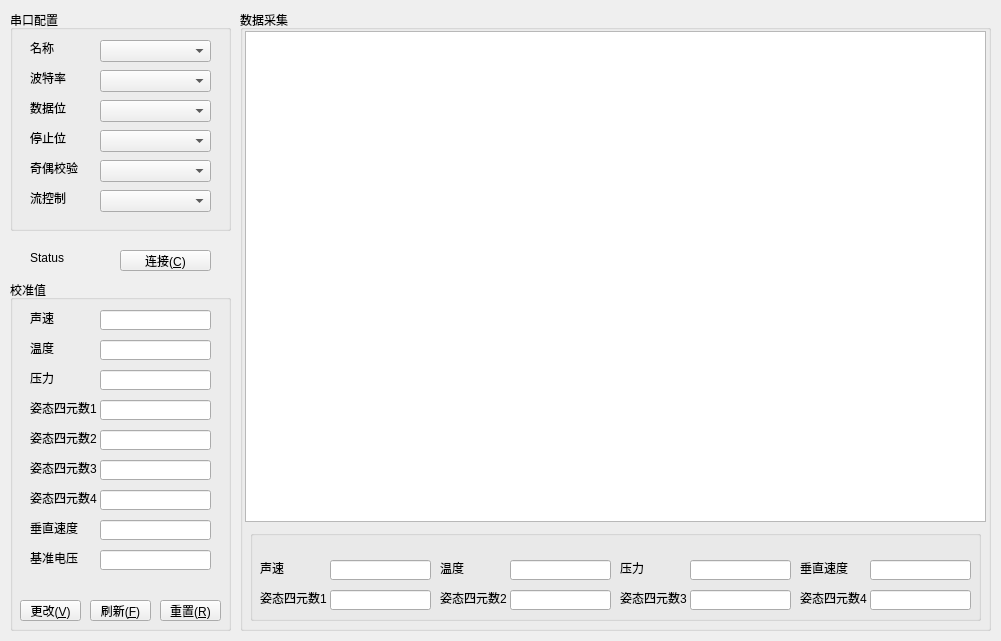
Before: the Qt Designer form mainwindow.ui in ListeningDeath/Speedometer, drawn with Qt 5.
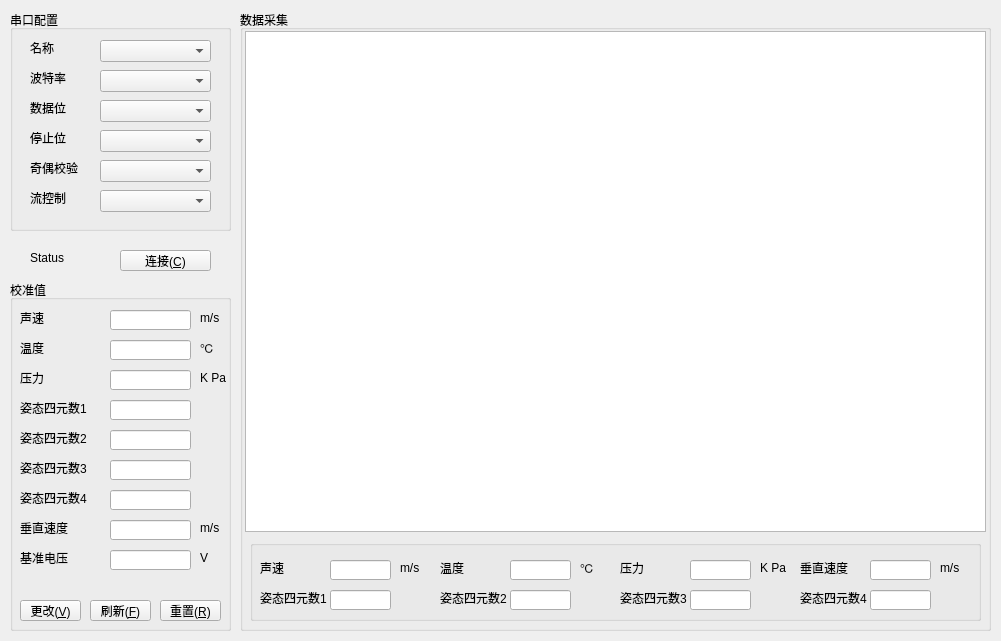
After: the same form once the commit is applied. Icons and pictures are not drawn. Custom widgets are drawn as their Qt base class.

Commit message: UI调整，加入单位标签

The edit to the form file:
```diff
--- a/mainwindow.ui
+++ b/mainwindow.ui
@@ -184,7 +184,7 @@
     <widget class="QLabel" name="lblCaliSoundSpeed">
      <property name="geometry">
       <rect>
-       <x>20</x>
+       <x>10</x>
        <y>30</y>
        <width>31</width>
        <height>16</height>
@@ -197,9 +197,9 @@
     <widget class="QLineEdit" name="txtCaliSoundSpeed">
      <property name="geometry">
       <rect>
-       <x>90</x>
+       <x>100</x>
        <y>30</y>
-       <width>111</width>
+       <width>81</width>
        <height>20</height>
       </rect>
      </property>
@@ -207,9 +207,9 @@
     <widget class="QLineEdit" name="txtCaliTemperature">
      <property name="geometry">
       <rect>
-       <x>90</x>
+       <x>100</x>
        <y>60</y>
-       <width>111</width>
+       <width>81</width>
        <height>20</height>
       </rect>
      </property>
@@ -217,7 +217,7 @@
     <widget class="QLabel" name="lblCaliTemperature">
      <property name="geometry">
       <rect>
-       <x>20</x>
+       <x>10</x>
        <y>60</y>
        <width>31</width>
        <height>16</height>
@@ -230,9 +230,9 @@
     <widget class="QLineEdit" name="txtCaliPressure">
      <property name="geometry">
       <rect>
-       <x>90</x>
+       <x>100</x>
        <y>90</y>
-       <width>111</width>
+       <width>81</width>
        <height>20</height>
       </rect>
      </property>
@@ -240,7 +240,7 @@
     <widget class="QLabel" name="lblCaliPressure">
      <property name="geometry">
       <rect>
-       <x>20</x>
+       <x>10</x>
        <y>90</y>
        <width>31</width>
        <height>16</height>
@@ -253,9 +253,9 @@
     <widget class="QLineEdit" name="txtCaliQuat1">
      <property name="geometry">
       <rect>
-       <x>90</x>
+       <x>100</x>
        <y>120</y>
-       <width>111</width>
+       <width>81</width>
        <height>20</height>
       </rect>
      </property>
@@ -263,7 +263,7 @@
     <widget class="QLabel" name="lblCaliQuat1">
      <property name="geometry">
       <rect>
-       <x>20</x>
+       <x>10</x>
        <y>120</y>
        <width>71</width>
        <height>16</height>
@@ -276,9 +276,9 @@
     <widget class="QLineEdit" name="txtCaliQuat2">
      <property name="geometry">
       <rect>
-       <x>90</x>
+       <x>100</x>
        <y>150</y>
-       <width>111</width>
+       <width>81</width>
        <height>20</height>
       </rect>
      </property>
@@ -286,7 +286,7 @@
     <widget class="QLabel" name="lblCaliQuat2">
      <property name="geometry">
       <rect>
-       <x>20</x>
+       <x>10</x>
        <y>150</y>
        <width>71</width>
        <height>16</height>
@@ -299,9 +299,9 @@
     <widget class="QLineEdit" name="txtCaliQuat3">
      <property name="geometry">
       <rect>
-       <x>90</x>
+       <x>100</x>
        <y>180</y>
-       <width>111</width>
+       <width>81</width>
        <height>20</height>
       </rect>
      </property>
@@ -309,7 +309,7 @@
     <widget class="QLabel" name="lblCaliQuat3">
      <property name="geometry">
       <rect>
-       <x>20</x>
+       <x>10</x>
        <y>180</y>
        <width>71</width>
        <height>16</height>
@@ -322,9 +322,9 @@
     <widget class="QLineEdit" name="txtCaliQuat4">
      <property name="geometry">
       <rect>
-       <x>90</x>
+       <x>100</x>
        <y>210</y>
-       <width>111</width>
+       <width>81</width>
        <height>20</height>
       </rect>
      </property>
@@ -332,7 +332,7 @@
     <widget class="QLabel" name="lblCaliQuat4">
      <property name="geometry">
       <rect>
-       <x>20</x>
+       <x>10</x>
        <y>210</y>
        <width>71</width>
        <height>16</height>
@@ -345,9 +345,9 @@
     <widget class="QLineEdit" name="txtCaliVertSpeed">
      <property name="geometry">
       <rect>
-       <x>90</x>
+       <x>100</x>
        <y>240</y>
-       <width>111</width>
+       <width>81</width>
        <height>20</height>
       </rect>
      </property>
@@ -355,7 +355,7 @@
     <widget class="QLabel" name="lblCaliVertSpeed">
      <property name="geometry">
       <rect>
-       <x>20</x>
+       <x>10</x>
        <y>240</y>
        <width>51</width>
        <height>16</height>
@@ -368,7 +368,7 @@
     <widget class="QLabel" name="lblCaliRefVoltage">
      <property name="geometry">
       <rect>
-       <x>20</x>
+       <x>10</x>
        <y>270</y>
        <width>51</width>
        <height>16</height>
@@ -381,9 +381,9 @@
     <widget class="QLineEdit" name="txtCaliVoltage">
      <property name="geometry">
       <rect>
-       <x>90</x>
+       <x>100</x>
        <y>270</y>
-       <width>111</width>
+       <width>81</width>
        <height>20</height>
       </rect>
      </property>
@@ -427,6 +427,71 @@
       <string>刷新(&amp;F)</string>
      </property>
     </widget>
+    <widget class="QLabel" name="lblCaliSoundSpeedUnit">
+     <property name="geometry">
+      <rect>
+       <x>190</x>
+       <y>30</y>
+       <width>31</width>
+       <height>16</height>
+      </rect>
+     </property>
+     <property name="text">
+      <string>m/s</string>
+     </property>
+    </widget>
+    <widget class="QLabel" name="lblCaliTemperatureUnit">
+     <property name="geometry">
+      <rect>
+       <x>190</x>
+       <y>60</y>
+       <width>31</width>
+       <height>16</height>
+      </rect>
+     </property>
+     <property name="text">
+      <string>℃</string>
+     </property>
+    </widget>
+    <widget class="QLabel" name="lblCaliPressureUnit">
+     <property name="geometry">
+      <rect>
+       <x>190</x>
+       <y>90</y>
+       <width>31</width>
+       <height>16</height>
+      </rect>
+     </property>
+     <property name="text">
+      <string>K Pa</string>
+     </property>
+    </widget>
+    <widget class="QLabel" name="lblCaliVerticalSpeedUnit">
+     <property name="geometry">
+      <rect>
+       <x>190</x>
+       <y>240</y>
+       <width>31</width>
+       <height>16</height>
+      </rect>
+     </property>
+     <property name="text">
+      <string>m/s</string>
+     </property>
+    </widget>
+    <widget class="QLabel" name="lblCaliSoundVoltageUnit">
+     <property name="geometry">
+      <rect>
+       <x>190</x>
+       <y>270</y>
+       <width>31</width>
+       <height>16</height>
+      </rect>
+     </property>
+     <property name="text">
+      <string>V</string>
+     </property>
+    </widget>
    </widget>
    <widget class="QGroupBox" name="gbDataCollection">
     <property name="geometry">
@@ -444,9 +509,9 @@
      <property name="geometry">
       <rect>
        <x>10</x>
-       <y>520</y>
+       <y>530</y>
        <width>731</width>
-       <height>91</height>
+       <height>81</height>
       </rect>
      </property>
      <property name="title">
@@ -456,8 +521,8 @@
       <property name="geometry">
        <rect>
         <x>80</x>
-        <y>30</y>
-        <width>101</width>
+        <y>20</y>
+        <width>61</width>
         <height>20</height>
        </rect>
       </property>
@@ -469,7 +534,7 @@
       <property name="geometry">
        <rect>
         <x>10</x>
-        <y>30</y>
+        <y>20</y>
         <width>31</width>
         <height>16</height>
        </rect>
@@ -482,8 +547,8 @@
       <property name="geometry">
        <rect>
         <x>260</x>
-        <y>30</y>
-        <width>101</width>
+        <y>20</y>
+        <width>61</width>
         <height>20</height>
        </rect>
       </property>
@@ -495,7 +560,7 @@
       <property name="geometry">
        <rect>
         <x>190</x>
-        <y>30</y>
+        <y>20</y>
         <width>31</width>
         <height>16</height>
        </rect>
@@ -508,8 +573,8 @@
       <property name="geometry">
        <rect>
         <x>440</x>
-        <y>30</y>
-        <width>101</width>
+        <y>20</y>
+        <width>61</width>
         <height>20</height>
        </rect>
       </property>
@@ -521,7 +586,7 @@
       <property name="geometry">
        <rect>
         <x>370</x>
-        <y>30</y>
+        <y>20</y>
         <width>31</width>
         <height>16</height>
        </rect>
@@ -534,8 +599,8 @@
       <property name="geometry">
        <rect>
         <x>80</x>
-        <y>60</y>
-        <width>101</width>
+        <y>50</y>
+        <width>61</width>
         <height>20</height>
        </rect>
       </property>
@@ -547,7 +612,7 @@
       <property name="geometry">
        <rect>
         <x>10</x>
-        <y>60</y>
+        <y>50</y>
         <width>71</width>
         <height>16</height>
        </rect>
@@ -560,8 +625,8 @@
       <property name="geometry">
        <rect>
         <x>260</x>
-        <y>60</y>
-        <width>101</width>
+        <y>50</y>
+        <width>61</width>
         <height>20</height>
        </rect>
       </property>
@@ -573,7 +638,7 @@
       <property name="geometry">
        <rect>
         <x>190</x>
-        <y>60</y>
+        <y>50</y>
         <width>71</width>
         <height>16</height>
        </rect>
@@ -586,8 +651,8 @@
       <property name="geometry">
        <rect>
         <x>440</x>
-        <y>60</y>
-        <width>101</width>
+        <y>50</y>
+        <width>61</width>
         <height>20</height>
        </rect>
       </property>
@@ -599,7 +664,7 @@
       <property name="geometry">
        <rect>
         <x>370</x>
-        <y>60</y>
+        <y>50</y>
         <width>71</width>
         <height>16</height>
        </rect>
@@ -612,8 +677,8 @@
       <property name="geometry">
        <rect>
         <x>620</x>
-        <y>60</y>
-        <width>101</width>
+        <y>50</y>
+        <width>61</width>
         <height>20</height>
        </rect>
       </property>
@@ -625,7 +690,7 @@
       <property name="geometry">
        <rect>
         <x>550</x>
-        <y>60</y>
+        <y>50</y>
         <width>71</width>
         <height>16</height>
        </rect>
@@ -638,8 +703,8 @@
       <property name="geometry">
        <rect>
         <x>620</x>
-        <y>30</y>
-        <width>101</width>
+        <y>20</y>
+        <width>61</width>
         <height>20</height>
        </rect>
       </property>
@@ -651,7 +716,7 @@
       <property name="geometry">
        <rect>
         <x>550</x>
-        <y>30</y>
+        <y>20</y>
         <width>51</width>
         <height>16</height>
        </rect>
@@ -660,6 +725,58 @@
        <string>垂直速度</string>
       </property>
      </widget>
+     <widget class="QLabel" name="lblDataPressureUnit">
+      <property name="geometry">
+       <rect>
+        <x>510</x>
+        <y>20</y>
+        <width>31</width>
+        <height>16</height>
+       </rect>
+      </property>
+      <property name="text">
+       <string>K Pa</string>
+      </property>
+     </widget>
+     <widget class="QLabel" name="lblDataSoundSpeedUnit">
+      <property name="geometry">
+       <rect>
+        <x>150</x>
+        <y>20</y>
+        <width>31</width>
+        <height>16</height>
+       </rect>
+      </property>
+      <property name="text">
+       <string>m/s</string>
+      </property>
+     </widget>
+     <widget class="QLabel" name="lblDataTemperatureUnit">
+      <property name="geometry">
+       <rect>
+        <x>330</x>
+        <y>20</y>
+        <width>31</width>
+        <height>16</height>
+       </rect>
+      </property>
+      <property name="text">
+       <string>℃</string>
+      </property>
+     </widget>
+     <widget class="QLabel" name="lblDataVerticalSpeedUnit">
+      <property name="geometry">
+       <rect>
+        <x>690</x>
+        <y>20</y>
+        <width>31</width>
+        <height>16</height>
+       </rect>
+      </property>
+      <property name="text">
+       <string>m/s</string>
+      </property>
+     </widget>
     </widget>
     <widget class="View" name="chartView">
      <property name="geometry">
@@ -667,7 +784,7 @@
        <x>5</x>
        <y>21</y>
        <width>741</width>
-       <height>491</height>
+       <height>501</height>
       </rect>
      </property>
     </widget>
```
